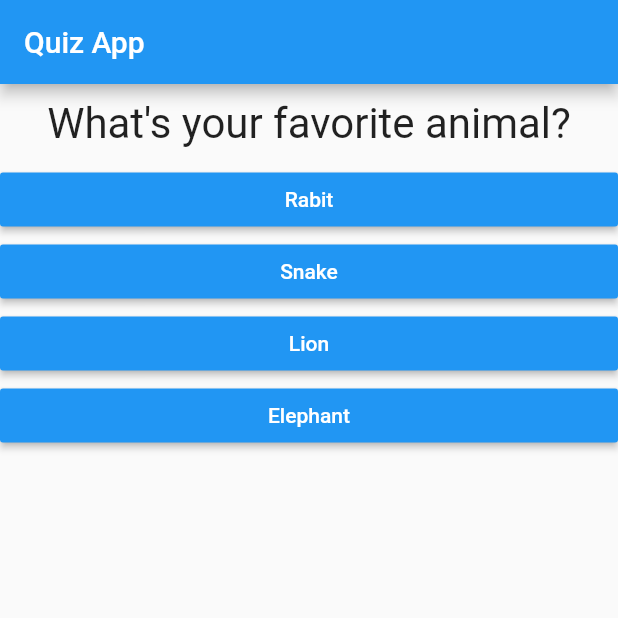
After one commit to humanware/quiz_app, a Flutter app: the screen it shows after launch, after a tap on "Black", on a phone screen of 412 x 824 dp, the top half of it. The commit adds this screen. Run offline on Flutter 3.47's test engine with Material 2 defaults, Android fonts, the phone set to English and light mode, and no system bars.

Commit message:
lesson 52 finished

```diff
--- a/lib/main.dart
+++ b/lib/main.dart
@@ -1,7 +1,7 @@
 import 'package:flutter/material.dart';
 
-import './question.dart';
-import './answer.dart';
+import './quiz.dart';
+import './result.dart';
 
 // void main() {
 //   runApp(MyApp());
@@ -17,9 +17,30 @@ class MyApp extends StatefulWidget {
 }
 
 class _MyAppState extends State<MyApp> {
+  final _questions = const [
+    {
+      'questionText': 'What\'s your favorite color?',
+      'answers': ['Black', 'Red', 'Green', 'White']
+    },
+    {
+      'questionText': 'What\'s your favorite animal?',
+      'answers': ['Rabit', 'Snake', 'Lion', 'Elephant']
+    },
+    {
+      'questionText': 'who\'s your favorite teacher?',
+      'answers': ['Max', 'Max', 'Max', 'Max']
+    }
+  ];
+
   var _questionIndex = 0;
 
   void _answerQuestion() {
+    if (_questionIndex < _questions.length) {
+      print('We have more questions');
+    } else {
+      print('No more questions');
+    }
+
     setState(() {
       _questionIndex = _questionIndex + 1;
     });
@@ -28,36 +49,18 @@ class _MyAppState extends State<MyApp> {
 
   @override
   Widget build(BuildContext context) {
-    var questions = [
-      {
-        'questionText': 'What\'s your favorite color?',
-        'answers': ['Black', 'Red', 'Green', 'White']
-      },
-      {
-        'questionText': 'What\'s your favorite animal?',
-        'answers': ['Rabit', 'Snake', 'Lion', 'Elephant']
-      },
-      {
-        'questionText': 'who\'s your favorite teacher?',
-        'answers': ['Max', 'Max', 'Max', 'Max']
-      }
-    ];
     return MaterialApp(
       home: Scaffold(
         appBar: AppBar(
           title: Text('Quiz App'),
         ),
-        body: Column(
-          children: [
-            Question(
-              questions[_questionIndex]['questionText'],
-            ),
-            ...(questions[_questionIndex]['answers'] as List<String>)
-                .map((answer) {
-              return Answer(_answerQuestion, answer);
-            }).toList()
-          ],
-        ),
+        body: _questionIndex < _questions.length
+            ? Quiz(
+                answerQuestion: _answerQuestion,
+                questionIndex: _questionIndex,
+                questions: _questions,
+              )
+            : Result(),
       ),
     );
   }
--- /dev/null
+++ b/lib/quiz.dart
@@ -0,0 +1,30 @@
+import 'package:flutter/material.dart';
+
+import './question.dart';
+import './answer.dart';
+
+class Quiz extends StatelessWidget {
+  final List<Map<String, Object>> questions;
+  final int questionIndex;
+  final Function answerQuestion;
+
+  Quiz({
+    @required this.questions,
+    @required this.answerQuestion,
+    @required this.questionIndex,
+  });
+
+  @override
+  Widget build(BuildContext context) {
+    return Column(
+      children: [
+        Question(
+          questions[questionIndex]['questionText'],
+        ),
+        ...(questions[questionIndex]['answers'] as List<String>).map((answer) {
+          return Answer(answerQuestion, answer);
+        }).toList()
+      ],
+    );
+  }
+}
```
Also changed, not shown: lib/result.dart (added, +10 -0 lines).
